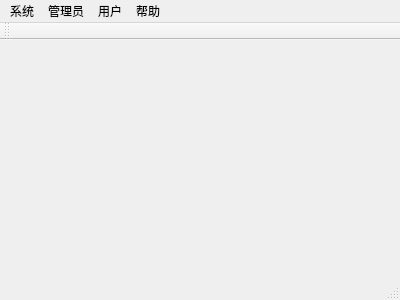
First picture: the form in lab5/Library/mainwindow.ui, repository MiChuan/RFID, before the edit.
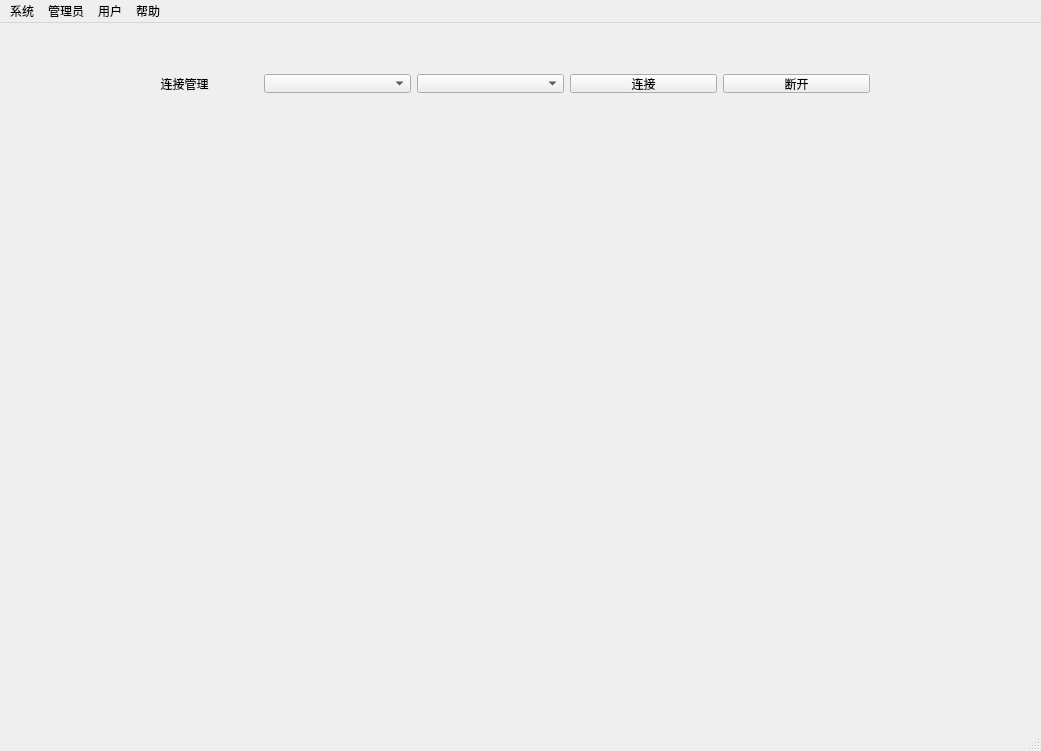
Second picture: the form after the edit. Icons and pictures are not drawn.

```diff
--- a/lab5/Library/mainwindow.ui
+++ b/lab5/Library/mainwindow.ui
@@ -6,8 +6,8 @@
    <rect>
     <x>0</x>
     <y>0</y>
-    <width>400</width>
-    <height>300</height>
+    <width>1041</width>
+    <height>751</height>
    </rect>
   </property>
   <property name="windowTitle">
@@ -17,13 +17,75 @@
    <iconset resource="pics.qrc">
     <normaloff>:/images/book.png</normaloff>:/images/book.png</iconset>
   </property>
-  <widget class="QWidget" name="centralWidget"/>
+  <widget class="QWidget" name="centralWidget">
+   <widget class="QStackedWidget" name="stackedWidget">
+    <property name="geometry">
+     <rect>
+      <x>0</x>
+      <y>110</y>
+      <width>1036</width>
+      <height>584</height>
+     </rect>
+    </property>
+    <property name="font">
+     <font>
+      <family>Times New Roman</family>
+      <pointsize>10</pointsize>
+     </font>
+    </property>
+    <property name="currentIndex">
+     <number>-1</number>
+    </property>
+   </widget>
+   <widget class="QWidget" name="horizontalLayoutWidget">
+    <property name="geometry">
+     <rect>
+      <x>100</x>
+      <y>40</y>
+      <width>781</width>
+      <height>41</height>
+     </rect>
+    </property>
+    <layout class="QHBoxLayout" name="horizontalLayout">
+     <item>
+      <widget class="QLabel" name="label">
+       <property name="text">
+        <string>连接管理</string>
+       </property>
+       <property name="alignment">
+        <set>Qt::AlignCenter</set>
+       </property>
+      </widget>
+     </item>
+     <item>
+      <widget class="QComboBox" name="com"/>
+     </item>
+     <item>
+      <widget class="QComboBox" name="rate"/>
+     </item>
+     <item>
+      <widget class="QPushButton" name="connect">
+       <property name="text">
+        <string>连接</string>
+       </property>
+      </widget>
+     </item>
+     <item>
+      <widget class="QPushButton" name="disconnect">
+       <property name="text">
+        <string>断开</string>
+       </property>
+      </widget>
+     </item>
+    </layout>
+   </widget>
+  </widget>
   <widget class="QMenuBar" name="menuBar">
    <property name="geometry">
     <rect>
      <x>0</x>
      <y>0</y>
-     <width>400</width>
+     <width>1041</width>
      <height>26</height>
     </rect>
    </property>
@@ -70,14 +132,6 @@
    <addaction name="user"/>
    <addaction name="help"/>
   </widget>
-  <widget class="QToolBar" name="mainToolBar">
-   <attribute name="toolBarArea">
-    <enum>TopToolBarArea</enum>
-   </attribute>
-   <attribute name="toolBarBreak">
-    <bool>false</bool>
-   </attribute>
-  </widget>
   <widget class="QStatusBar" name="statusBar"/>
   <action name="about">
    <property name="icon">
```
Left out of the diff: 13 changed lines with no effect on the pictures.
